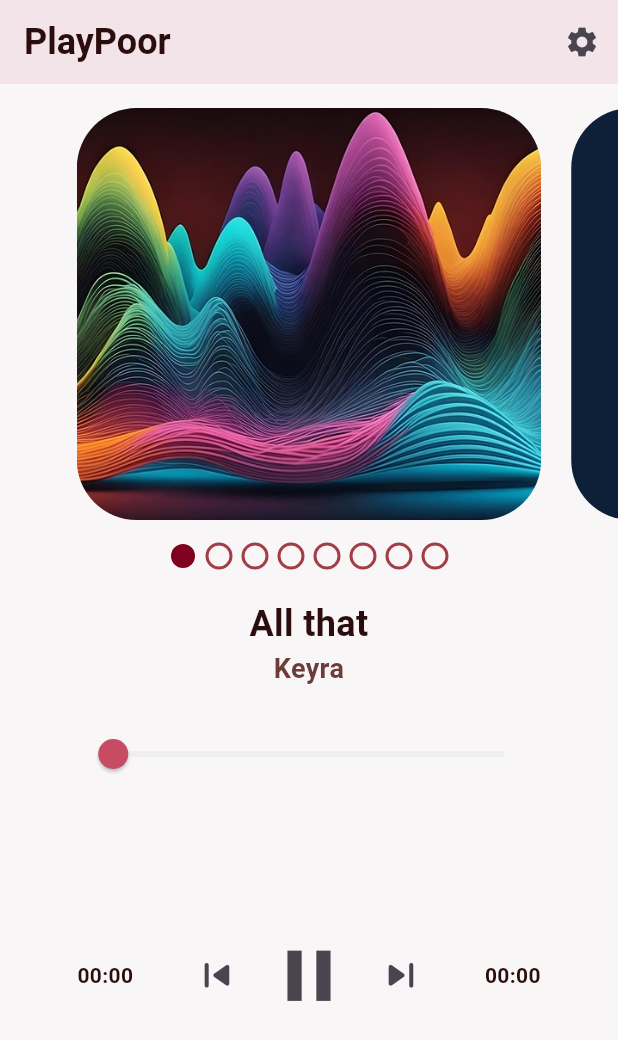
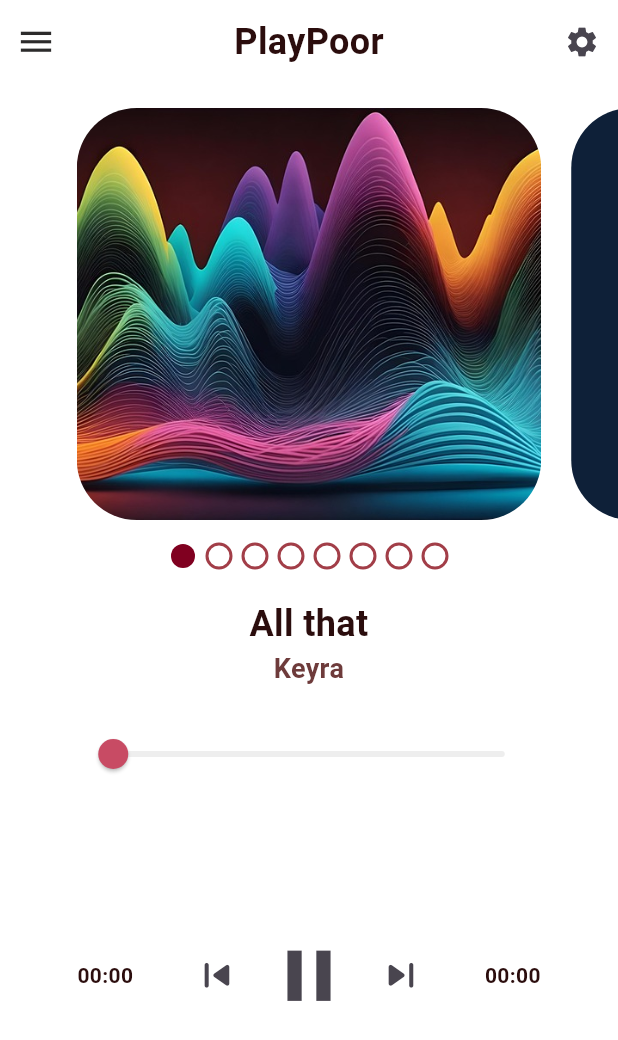
Before and after one commit to gael-rdrgz/playpoor, a Flutter app: the screen it shows after launch, on a phone screen of 412 x 824 dp. Shown: the top 1040 px of the screen. Run offline on Flutter 3.47's test engine with Material 3 defaults, Android fonts, the phone set to English and light mode, and no system bars; drawn by our look-alikes of flutter_slider_drawer, percent_indicator, smooth_page_indicator; our stand-ins replace audioplayers, equatable, flutter_bloc; Roboto replaces fonts that are missing (DMSerif); project files that could hold a hidden picture were left out.

Commit message:
SliderDrawer completo implementado.

```diff
--- a/lib/views/player.dart
+++ b/lib/views/player.dart
@@ -1,10 +1,13 @@
 import 'package:audioplayers/src/audioplayer.dart';
 import 'package:flutter/material.dart';
+import 'package:flutter/services.dart';
 import 'package:flutter_bloc/flutter_bloc.dart';
+import 'package:flutter_slider_drawer/flutter_slider_drawer.dart';
 import 'package:playerbloc/blocs/player_bloc.dart';
 import 'package:playerbloc/blocs/player_load_events.dart';
 import 'package:playerbloc/views/artist.dart';
 import 'package:playerbloc/views/botonera.dart';
+import 'package:playerbloc/views/left_pane_drawer.dart';
 import 'package:playerbloc/views/progress_slider.dart';
 import 'package:playerbloc/views/swiper.dart';
 
@@ -62,6 +65,9 @@ class _PlayerState extends State<Player> {
     ),
   ];
 
+  final GlobalKey<SliderDrawerState> _drawerKey =
+      GlobalKey<SliderDrawerState>();
+
   PageController? pageController;
 
   late final PlayerBloc bloc = PlayerBloc(
@@ -78,10 +84,24 @@ class _PlayerState extends State<Player> {
 
   @override
   Widget build(BuildContext context) {
+    //para la barra de estado del sistema adecuada
+    SystemChrome.setSystemUIOverlayStyle(
+      SystemUiOverlayStyle(
+        statusBarColor: Colors.transparent,
+        statusBarIconBrightness: Brightness.dark,
+      ),
+    );
     return BlocProvider.value(
       value: bloc,
+
       child: Scaffold(
-        appBar: AppBar(
+        body: SafeArea(
+          top: true,
+          child: SliderDrawer(
+            key: _drawerKey,
+            slider: LeftPaneDrawer(bloc: bloc),
+            appBar: SliderAppBar(
+              config: SliderAppBarConfig(
                 title: Text(
                   "PlayPoor",
                   style: TextStyle(
@@ -91,22 +111,20 @@ class _PlayerState extends State<Player> {
                     fontFamily: "DMSerif",
                   ),
                 ),
-          actions: <Widget>[
-            IconButton(
+                trailing: IconButton(
                   onPressed: () {
                     showModalBottomSheet(
                       context: context,
                       builder: (BuildContext context) {
-                    return ConfModal(bloc: bloc,);
+                        return ConfModal(bloc: bloc);
                       },
                     );
                   },
                   icon: Icon(Icons.settings),
                   iconSize: 24,
                 ),
-          ],
               ),
-        body: SafeArea(
+            ),
             child: Column(
               children: <Widget>[
                 Swiper(
@@ -122,6 +140,7 @@ class _PlayerState extends State<Player> {
             ),
           ),
         ),
+      ),
     );
   }
 
```
Also changed, not shown: lib/views/left_pane_drawer.dart (added, +113 -0 lines). Lines whose indentation alone changed are shown as unchanged.
